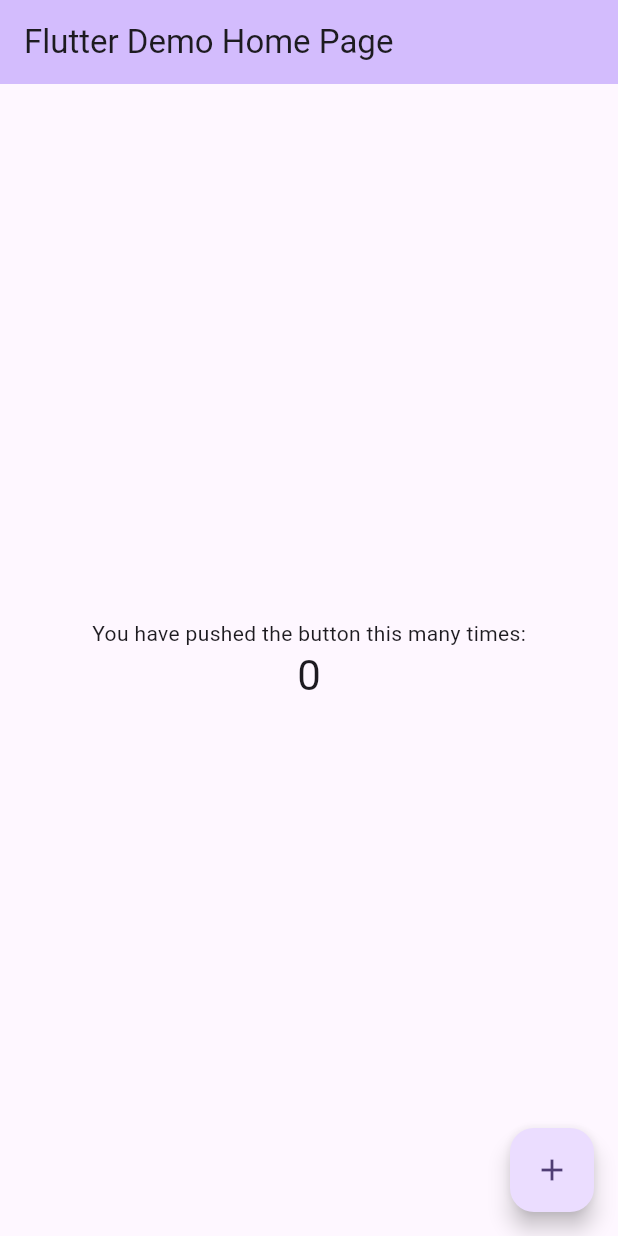
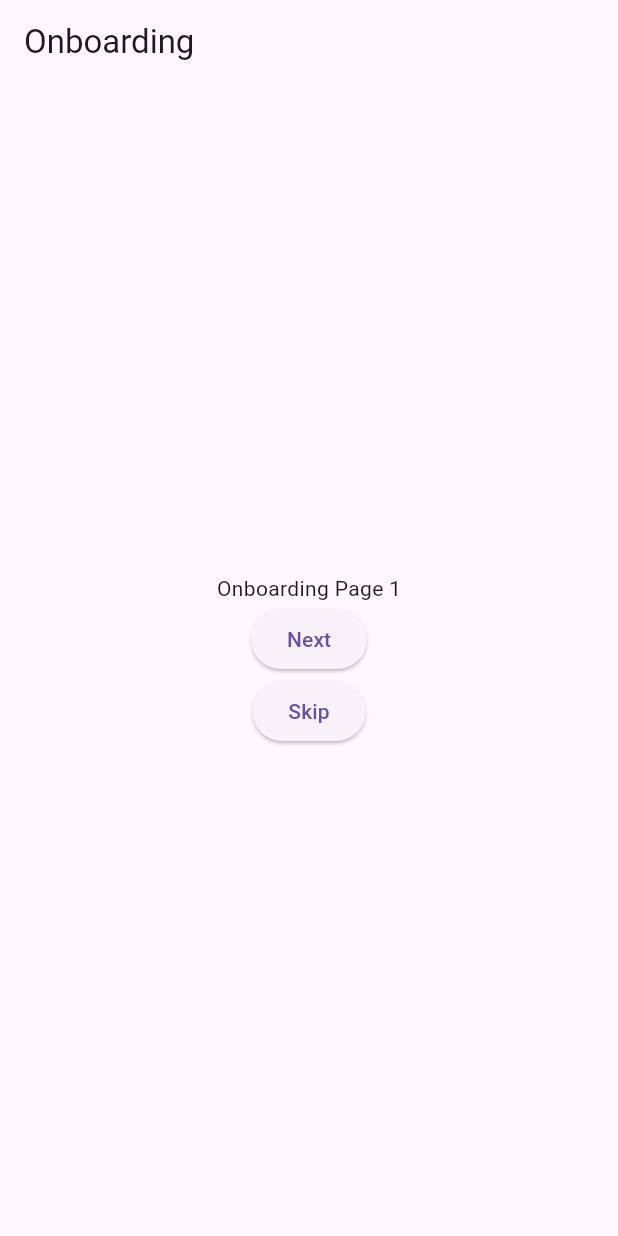
Before and after one commit to Atkn0/case_study_flutter, a Flutter app: the screen it shows after launch, on a phone screen of 412 x 824 dp. Run offline on Flutter 3.47's test engine with Material 3 defaults, Android fonts, the phone set to English and light mode, and no system bars; our stand-ins replace just_audio.

Commit message:
feat: Integrate Provider and set up basic Onboarding and Home screen scaffolds

```diff
--- a/lib/main.dart
+++ b/lib/main.dart
@@ -1,122 +1,23 @@
 import 'package:flutter/material.dart';
+import 'package:provider/provider.dart';
+import 'src/app.dart';
+import 'src/providers/basic_provider.dart';
+import 'src/viewmodels/onboarding_viewmodel.dart';
+import 'src/viewmodels/home_viewmodel.dart';
+import 'src/viewmodels/library_viewmodel.dart';
+import 'src/viewmodels/now_playing_viewmodel.dart';
 
 void main() {
-  runApp(const MyApp());
+  runApp(
+    MultiProvider(
+      providers: [
+        ChangeNotifierProvider(create: (_) => BasicProvider()),
+        ChangeNotifierProvider(create: (_) => OnboardingViewModel()),
+        ChangeNotifierProvider(create: (_) => HomeViewModel()),
+        ChangeNotifierProvider(create: (_) => LibraryViewModel()),
+        ChangeNotifierProvider(create: (_) => NowPlayingViewModel()),
+      ],
+      child: MyApp(),
+    ),
+  );
 }
-
-class MyApp extends StatelessWidget {
-  const MyApp({super.key});
-
-  // This widget is the root of your application.
-  @override
-  Widget build(BuildContext context) {
-    return MaterialApp(
-      title: 'Flutter Demo',
-      theme: ThemeData(
-        // This is the theme of your application.
-        //
-        // TRY THIS: Try running your application with "flutter run". You'll see
-        // the application has a purple toolbar. Then, without quitting the app,
-        // try changing the seedColor in the colorScheme below to Colors.green
-        // and then invoke "hot reload" (save your changes or press the "hot
-        // reload" button in a Flutter-supported IDE, or press "r" if you used
-        // the command line to start the app).
-        //
-        // Notice that the counter didn't reset back to zero; the application
-        // state is not lost during the reload. To reset the state, use hot
-        // restart instead.
-        //
-        // This works for code too, not just values: Most code changes can be
-        // tested with just a hot reload.
-        colorScheme: ColorScheme.fromSeed(seedColor: Colors.deepPurple),
-      ),
-      home: const MyHomePage(title: 'Flutter Demo Home Page'),
-    );
-  }
-}
-
-class MyHomePage extends StatefulWidget {
-  const MyHomePage({super.key, required this.title});
-
-  // This widget is the home page of your application. It is stateful, meaning
-  // that it has a State object (defined below) that contains fields that affect
-  // how it looks.
-
-  // This class is the configuration for the state. It holds the values (in this
-  // case the title) provided by the parent (in this case the App widget) and
-  // used by the build method of the State. Fields in a Widget subclass are
-  // always marked "final".
-
-  final String title;
-
-  @override
-  State<MyHomePage> createState() => _MyHomePageState();
-}
-
-class _MyHomePageState extends State<MyHomePage> {
-  int _counter = 0;
-
-  void _incrementCounter() {
-    setState(() {
-      // This call to setState tells the Flutter framework that something has
-      // changed in this State, which causes it to rerun the build method below
-      // so that the display can reflect the updated values. If we changed
-      // _counter without calling setState(), then the build method would not be
-      // called again, and so nothing would appear to happen.
-      _counter++;
-    });
-  }
-
-  @override
-  Widget build(BuildContext context) {
-    // This method is rerun every time setState is called, for instance as done
-    // by the _incrementCounter method above.
-    //
-    // The Flutter framework has been optimized to make rerunning build methods
-    // fast, so that you can just rebuild anything that needs updating rather
-    // than having to individually change instances of widgets.
-    return Scaffold(
-      appBar: AppBar(
-        // TRY THIS: Try changing the color here to a specific color (to
-        // Colors.amber, perhaps?) and trigger a hot reload to see the AppBar
-        // change color while the other colors stay the same.
-        backgroundColor: Theme.of(context).colorScheme.inversePrimary,
-        // Here we take the value from the MyHomePage object that was created by
-        // the App.build method, and use it to set our appbar title.
-        title: Text(widget.title),
-      ),
-      body: Center(
-        // Center is a layout widget. It takes a single child and positions it
-        // in the middle of the parent.
-        child: Column(
-          // Column is also a layout widget. It takes a list of children and
-          // arranges them vertically. By default, it sizes itself to fit its
-          // children horizontally, and tries to be as tall as its parent.
-          //
-          // Column has various properties to control how it sizes itself and
-          // how it positions its children. Here we use mainAxisAlignment to
-          // center the children vertically; the main axis here is the vertical
-          // axis because Columns are vertical (the cross axis would be
-          // horizontal).
-          //
-          // TRY THIS: Invoke "debug painting" (choose the "Toggle Debug Paint"
-          // action in the IDE, or press "p" in the console), to see the
-          // wireframe for each widget.
-          mainAxisAlignment: MainAxisAlignment.center,
-          children: <Widget>[
-            const Text('You have pushed the button this many times:'),
-            Text(
-              '$_counter',
-              style: Theme.of(context).textTheme.headlineMedium,
-            ),
-          ],
-        ),
-      ),
-      floatingActionButton: FloatingActionButton(
-        onPressed: _incrementCounter,
-        tooltip: 'Increment',
-        child: const Icon(Icons.add),
-      ), // This trailing comma makes auto-formatting nicer for build methods.
-    );
-  }
-}
--- /dev/null
+++ b/lib/src/app.dart
@@ -0,0 +1,16 @@
+import 'package:flutter/material.dart';
+import 'widgets/onboarding_screen_widget.dart';
+
+class MyApp extends StatelessWidget {
+  @override
+  Widget build(BuildContext context) {
+    return MaterialApp(
+      title: 'Podkes Case Study',
+      theme: ThemeData(
+        primarySwatch: Colors.blue,
+        visualDensity: VisualDensity.adaptivePlatformDensity,
+      ),
+      home: OnboardingScreenWidget(),
+    );
+  }
+}
--- /dev/null
+++ b/lib/src/models/category.dart
@@ -0,0 +1,6 @@
+class Category {
+  final String id;
+  final String name;
+
+  Category({required this.id, required this.name});
+}
--- /dev/null
+++ b/lib/src/viewmodels/onboarding_viewmodel.dart
@@ -0,0 +1,22 @@
+import 'package:flutter/material.dart';
+
+class OnboardingViewModel extends ChangeNotifier {
+  bool isLoading = false;
+  String? errorMessage;
+  int currentPage = 0;
+  int totalPages = 3;
+
+  void initOnboarding() {
+    isLoading = true;
+    isLoading = false;
+    notifyListeners();
+  }
+
+  void onSkip() {
+    notifyListeners();
+  }
+
+  void onDone() {
+    notifyListeners();
+  }
+}
--- /dev/null
+++ b/lib/src/widgets/onboarding_screen_widget.dart
@@ -0,0 +1,47 @@
+import 'package:flutter/material.dart';
+import 'package:provider/provider.dart';
+import '../viewmodels/onboarding_viewmodel.dart';
+import 'home_screen_widget.dart';
+
+class OnboardingScreenWidget extends StatelessWidget {
+  @override
+  Widget build(BuildContext context) {
+    final onboardingVM = Provider.of<OnboardingViewModel>(context);
+    return Scaffold(
+      appBar: AppBar(title: Text('Onboarding')),
+      body: Center(
+        child: Column(
+          mainAxisAlignment: MainAxisAlignment.center,
+          children: [
+            Text('Onboarding Page ${onboardingVM.currentPage + 1}'),
+            ElevatedButton(
+              onPressed: () {
+                if (onboardingVM.currentPage < onboardingVM.totalPages - 1) {
+                  onboardingVM.currentPage++;
+                  onboardingVM.notifyListeners();
+                } else {
+                  onboardingVM.onDone();
+                  Navigator.pushReplacement(
+                    context,
+                    MaterialPageRoute(builder: (context) => HomeScreenWidget()),
+                  );
+                }
+              },
+              child: Text('Next'),
+            ),
+            ElevatedButton(
+              onPressed: () {
+                onboardingVM.onSkip();
+                Navigator.pushReplacement(
+                  context,
+                  MaterialPageRoute(builder: (context) => HomeScreenWidget()),
+                );
+              },
+              child: Text('Skip'),
+            ),
+          ],
+        ),
+      ),
+    );
+  }
+}
--- a/pubspec.yaml
+++ b/pubspec.yaml
@@ -35,6 +35,7 @@ dependencies:
   # Use with the CupertinoIcons class for iOS style icons.
   cupertino_icons: ^1.0.8
   provider: ^6.1.2  # Bu satırı dependencies altına ekleyin
+  just_audio: ^0.9.46
 
 dev_dependencies:
   flutter_test:
```
Also changed, not shown: lib/src/models/podcast.dart (added, +21 -0 lines), lib/src/providers/basic_provider.dart (added, +9 -0 lines), lib/src/viewmodels/home_viewmodel.dart (added, +16 -0 lines), lib/src/viewmodels/library_viewmodel.dart (added, +8 -0 lines), lib/src/viewmodels/now_playing_viewmodel.dart (added, +18 -0 lines), lib/src/widgets/home_screen_widget.dart (added, +71 -0 lines), pubspec.lock, 3 other files.
